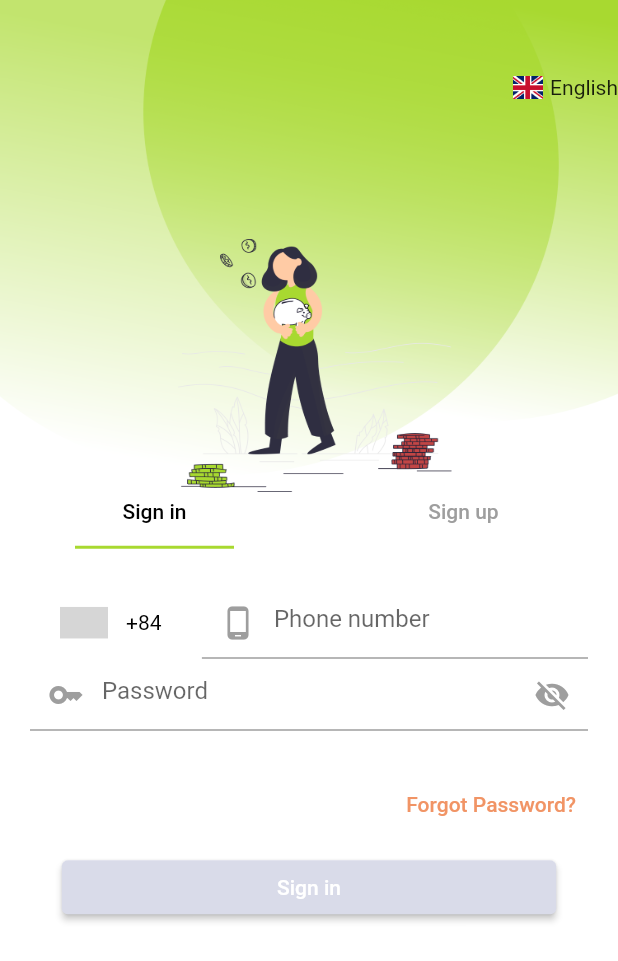
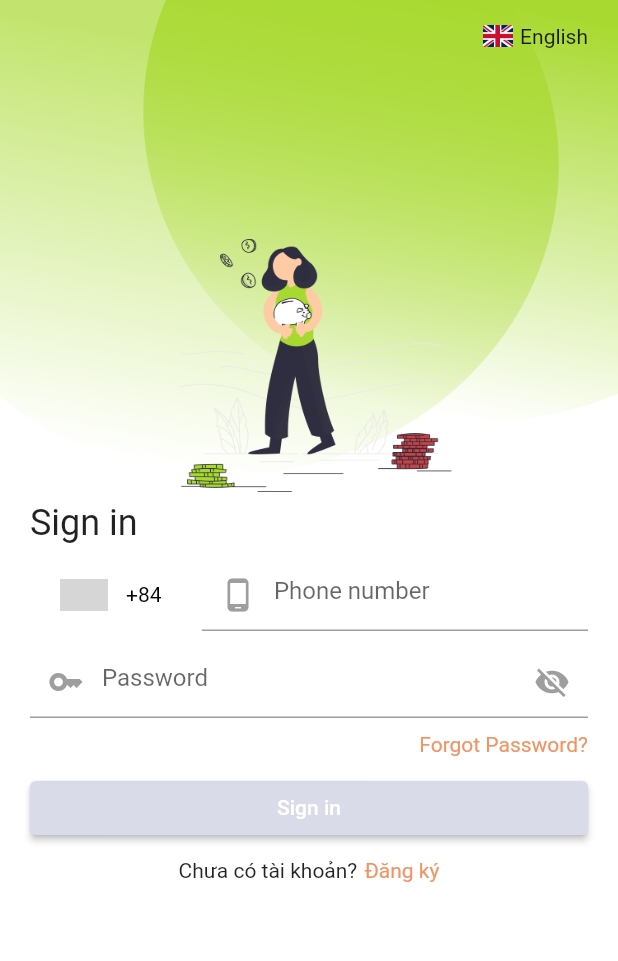
Before and after one commit to NguyenDuyBac1995/wallet_app, a Flutter app: the AuthScreen screen opened by its route, on a phone screen of 412 x 824 dp. Shown: the top 961 px of the screen. Run offline on Flutter 3.47's test engine with Material 2 defaults, Android fonts, the phone set to English and light mode, and no system bars; drawn by our look-alikes of intl_phone_number_input; our stand-ins replace dio, equatable, firebase_auth, firebase_core, flutter_bloc, fluttertoast and 1 more; accounts and stored records are empty; generated files the repository leaves out were written again; network calls fail; grey boxes are pictures that could not be loaded.

Commit message:
commit change

```diff
--- a/lib/features/auth/screens/auth.screen.dart
+++ b/lib/features/auth/screens/auth.screen.dart
@@ -4,6 +4,7 @@ import 'package:big_wallet/features/auth/screens/signin.screen.dart';
 import 'package:big_wallet/features/auth/screens/signup.screen.dart';
 import 'package:big_wallet/features/auth/screens/widgets/auth.background.dart';
 import 'package:big_wallet/features/localization/widgets/switch.language.dart';
+import 'package:big_wallet/utilities/assets.dart';
 import 'package:big_wallet/utilities/localization.dart';
 import 'package:flutter/material.dart';
 import 'package:flutter_bloc/flutter_bloc.dart';
@@ -37,82 +38,37 @@ class _AuthScreenState extends State<AuthScreen>
         child: Scaffold(
           body: SingleChildScrollView(
               child: ConstrainedBox(
-        constraints:
-            BoxConstraints(maxHeight: MediaQuery.of(context).size.height),
-        child: Stack(
+                  constraints: BoxConstraints(
+                      maxHeight: MediaQuery.of(context).size.height,
+                      minWidth: MediaQuery.of(context).size.width),
+                  child: Container(
+                    decoration: const BoxDecoration(
+                        image: DecorationImage(
+                            image: AssetImage(Images.authBackground),
+                            fit: BoxFit.fill)),
+                    child: SafeArea(
+                      child: Padding(
+                        padding: const EdgeInsets.only(left: 20, right: 20),
+                        child: Column(
                           children: [
-            const AuthBackground(),
-            Column(
-              children: [
-                Expanded(
-                  flex: 10,
+                            SizedBox(
+                              height: MediaQuery.of(context).size.height * 0.4,
                               child: Align(
-                    alignment: Alignment.bottomRight,
-                    child: BlocSelector<AppBloc, AppState, String>(
-                      selector: (state) {
-                        return state.locale.languageCode;
-                      },
-                      builder: (context, languageCode) {
-                        return SwitchLanguageWidget(
-                          languageCode: languageCode,
+                                  alignment: Alignment.topRight,
+                                  child: SwitchLanguageWidget(
                                     onChange: (value) {
                                       context
                                           .read<AppBloc>()
                                           .add(ChangeLanguage(Locale(value)));
                                     },
-                        );
-                      },
+                                  )),
+                            ),
+                            const SignInScreen()
+                          ],
                         ),
                       ),
                     ),
-                Expanded(
-                  flex: 90,
-                  child: Align(
-                    alignment: Alignment.topCenter,
-                    child: Column(
-                      children: [
-                        SizedBox(
-                          height: MediaQuery.of(context).size.height / 3.5,
-                        ),
-                        TabBar(
-                          controller: _tabController,
-                          labelColor: Colors.black,
-                          unselectedLabelColor: Colors.grey,
-                          indicatorSize: TabBarIndicatorSize.tab,
-                          indicatorPadding:
-                              const EdgeInsets.only(left: 50, right: 50),
-                          indicatorColor: const Color(0xffA8D930),
-                          tabs: [
-                            Tab(
-                              text: context.l10n?.signIn,
-                            ),
-                            Tab(
-                              text: context.l10n?.signUp,
-                            ),
-                          ],
-                        ),
-                        Expanded(
-                          child: TabBarView(
-                              physics: const NeverScrollableScrollPhysics(),
-                              controller: _tabController,
-                              children: const [
-                                Center(
-                                  child: SignInScreen(),
-                                ),
-                                Center(
-                                  child: SignUpScreen(),
-                                )
-                              ]),
-                        )
-                      ],
-                    ),
-                  ),
-                )
-              ],
-            ),
-          ],
-        ),
                   ))),
-    );
+        ));
   }
 }
--- a/lib/features/auth/screens/signin.screen.dart
+++ b/lib/features/auth/screens/signin.screen.dart
@@ -63,17 +63,19 @@ class _SignInScreenState extends State<SignInScreen>
 
   @override
   Widget build(BuildContext context) {
-    return Padding(
-      padding: const EdgeInsets.only(left: 20.0, right: 20.0),
-      child: Column(
+    return Column(
       children: [
-          Expanded(
-            flex: 8,
-            child: Column(
-              children: [
-                Expanded(
-                  flex: 20,
-                  child: InternationalPhoneNumberInput(
+        const SizedBox(
+          height: 5,
+        ),
+        Align(
+            alignment: Alignment.centerLeft,
+            child: Text('${context.l10n?.signIn}',
+                style: const TextStyle(fontSize: 24))),
+        const SizedBox(
+          height: 10,
+        ),
+        InternationalPhoneNumberInput(
           textFieldController: _phoneNumberController,
           onInputChanged: (value) {
             if (_phoneNumber.phoneNumber != value.phoneNumber) {
@@ -90,8 +92,7 @@ class _SignInScreenState extends State<SignInScreen>
             selectorType: PhoneInputSelectorType.BOTTOM_SHEET,
           ),
           inputDecoration: InputDecoration(
-                        prefixIcon:
-                            const Icon(Icons.phone_android, color: Colors.grey),
+              prefixIcon: const Icon(Icons.phone_android, color: Colors.grey),
               enabledBorder: const UnderlineInputBorder(
                 borderSide: BorderSide(color: Colors.grey),
               ),
@@ -105,10 +106,10 @@ class _SignInScreenState extends State<SignInScreen>
           keyboardType: const TextInputType.numberWithOptions(
               signed: true, decimal: true),
         ),
+        const SizedBox(
+          height: 10,
         ),
-                Expanded(
-                  flex: 20,
-                  child: TextFormField(
+        TextFormField(
           controller: _passwordController,
           obscureText: !_passwordVisible,
           enableSuggestions: false,
@@ -116,9 +117,8 @@ class _SignInScreenState extends State<SignInScreen>
           decoration: InputDecoration(
               prefixIcon: const Icon(Icons.key, color: Colors.grey),
               suffixIcon: IconButton(
-                          icon: Icon(_passwordVisible
-                              ? Icons.visibility
-                              : Icons.visibility_off),
+                icon: Icon(
+                    _passwordVisible ? Icons.visibility : Icons.visibility_off),
                 color: Colors.grey,
                 onPressed: () {
                   setState(() {
@@ -134,24 +134,22 @@ class _SignInScreenState extends State<SignInScreen>
               ),
               hintText: context.l10n?.password),
         ),
+        const SizedBox(
+          height: 10,
         ),
-                Expanded(
-                  flex: 15,
-                  child: Align(
-                    alignment: Alignment.topRight,
-                    child: TextButton(
-                      onPressed: () {},
+        Align(
+          alignment: Alignment.centerRight,
+          child: GestureDetector(
+            onTap: () {},
             child: Text(
               '${context.l10n?.forgotPassword}',
               style: const TextStyle(color: Color(0xFFF19465)),
             ),
           ),
         ),
+        const SizedBox(
+          height: 10,
         ),
-                Expanded(
-                  flex: 20,
-                  child: Column(
-                    children: [
         ElevatedButton(
             onPressed: () {
               if (_isFormValid) {
@@ -165,8 +163,7 @@ class _SignInScreenState extends State<SignInScreen>
                   verificationFailed: (error) {
                     Logger().i('verificationFailed');
                   },
-                                codeSent:
-                                    (verificationId, forceResendingToken) {
+                  codeSent: (verificationId, forceResendingToken) {
                     Logger().i('codeSent');
                   },
                   codeAutoRetrievalTimeout: (verificationId) {
@@ -176,46 +173,32 @@ class _SignInScreenState extends State<SignInScreen>
               }
             },
             style: ButtonStyle(
-                              backgroundColor: MaterialStateProperty.all(
-                                  _isFormValid
+                backgroundColor: MaterialStateProperty.all(_isFormValid
                     ? const Color(0xFF262338)
                     : const Color(0xFFD9DBE9)),
                 fixedSize: MaterialStateProperty.all(
-                                  Size.fromWidth(
-                                      MediaQuery.of(context).size.width *
-                                          0.8))),
+                    Size.fromWidth(MediaQuery.of(context).size.width))),
             child: Text('${context.l10n?.signIn}')),
+        const SizedBox(
+          height: 10,
+        ),
+        Row(
+          mainAxisAlignment: MainAxisAlignment.center,
+          children: [
+            const Text('Chưa có tài khoản?'),
+            const SizedBox(
+              width: 5,
+            ),
+            GestureDetector(
+              onTap: () {},
+              child: const Text(
+                'Đăng ký',
+                style: TextStyle(color: Color(0xFFF19465)),
+              ),
+            )
           ],
-                  ),
-                ),
-                Expanded(flex: 25, child: Container()),
+        )
       ],
-            ),
-          ),
-          // Expanded(
-          //     flex: 10,
-          //     child: Row(
-          //       children: [
-          //         Expanded(
-          //           child: Container(
-          //               margin: const EdgeInsets.only(left: 10.0, right: 20.0),
-          //               child: const Divider(
-          //                 color: Colors.grey,
-          //               )),
-          //         ),
-          //         Text(AppLocalizations.of(context)!.or),
-          //         Expanded(
-          //           child: Container(
-          //               margin: const EdgeInsets.only(left: 20.0, right: 10.0),
-          //               child: const Divider(
-          //                 color: Colors.grey,
-          //               )),
-          //         ),
-          //       ],
-          //     )),
-          Expanded(flex: 2, child: Container())
-        ],
-      ),
     );
   }
 }
--- a/lib/features/localization/widgets/switch.language.dart
+++ b/lib/features/localization/widgets/switch.language.dart
@@ -1,13 +1,18 @@
+import 'package:big_wallet/features/app/blocs/app.bloc.dart';
 import 'package:big_wallet/features/localization/models/language.model.dart';
 import 'package:flutter/material.dart';
+import 'package:flutter_bloc/flutter_bloc.dart';
 
 class SwitchLanguageWidget extends StatelessWidget {
   final Function(String languageCode) onChange;
-  final String languageCode;
-  const SwitchLanguageWidget(
-      {super.key, required this.onChange, required this.languageCode});
+  const SwitchLanguageWidget({super.key, required this.onChange});
   @override
   Widget build(BuildContext context) {
+    return BlocSelector<AppBloc, AppState, String>(
+      selector: (state) {
+        return state.locale.languageCode;
+      },
+      builder: (context, languageCode) {
         return DropdownButtonHideUnderline(
           child: DropdownButton(
               iconSize: 0.0,
@@ -33,5 +38,7 @@ class SwitchLanguageWidget extends StatelessWidget {
                 onChange(languageCode);
               }),
         );
+      },
+    );
   }
 }
--- a/lib/features/otp/screens/otp.screen.dart
+++ b/lib/features/otp/screens/otp.screen.dart
@@ -98,22 +98,13 @@ class _OtpScreenState extends State<OtpScreen>
                   flex: 10,
                   child: Align(
                       alignment: Alignment.bottomRight,
-                    child: BlocSelector<AppBloc, AppState, String>(
-                      selector: (state) {
-                        return state.locale.languageCode;
-                      },
-                      builder: (context, languageCode) {
-                        return SwitchLanguageWidget(
-                          languageCode: languageCode,
+                      child: SwitchLanguageWidget(
                         onChange: (value) {
                           context
                               .read<AppBloc>()
                               .add(ChangeLanguage(Locale(value)));
                         },
-                        );
-                      },
-                    ),
-                  ),
+                      )),
                 ),
                 Expanded(
                   flex: 90,
--- a/lib/main.dart
+++ b/lib/main.dart
@@ -4,6 +4,7 @@ import 'package:big_wallet/features/splash/repositories/configuration.repository
 import 'package:big_wallet/features/splash/screens/splash.screen.dart';
 import 'package:firebase_core/firebase_core.dart';
 import 'package:flutter/material.dart';
+import 'package:flutter/services.dart';
 import 'package:flutter_bloc/flutter_bloc.dart';
 import 'package:flutter_localizations/flutter_localizations.dart';
 import 'package:flutter_gen/gen_l10n/app_localizations.dart';
```
Lines whose indentation alone changed are shown as unchanged.
